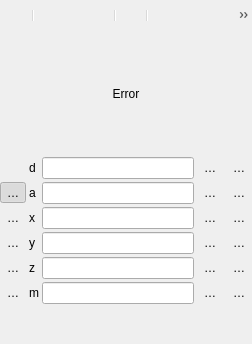
Above: src/ui/qgsadvanceddigitizingdockwidgetbase.ui from qgis/QGIS before the change. Below: the same form after it.
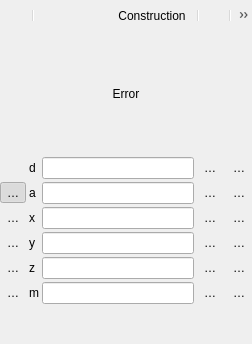
That is the form after the change. Icons and pictures are not drawn. Custom widgets are drawn as their Qt base class.

Commit message: [advanced digitizing] Add circles intersection digitizing tool

What changed in the file:
```diff
--- a/src/ui/qgsadvanceddigitizingdockwidgetbase.ui
+++ b/src/ui/qgsadvanceddigitizingdockwidgetbase.ui
@@ -46,12 +46,13 @@
       <addaction name="mConstructionModeAction"/>
       <addaction name="mParallelAction"/>
       <addaction name="mPerpendicularAction"/>
+      <addaction name="mConstructionAction"/>
+      <addaction name="separator"/>
+      <addaction name="mCirclesIntersectionAction"/>
       <addaction name="separator"/>
       <addaction name="mSettingsAction"/>
       <addaction name="separator"/>
       <addaction name="mFloaterAction"/>
-      <addaction name="separator"/>
-      <addaction name="mConstructionAction"/>
      </widget>
     </item>
     <item>
@@ -605,6 +606,15 @@
      <string/>
     </property>
    </action>
+   <action name="mCirclesIntersectionAction">
+    <property name="checkable">
+     <bool>true</bool>
+    </property>
+    <property name="icon">
+     <iconset resource="../../images/images.qrc">
+      <normaloff>:/images/themes/default/cadtools/circlesintersection.svg</normaloff>:/images/themes/default/cadtools/circlesintersection.svg</iconset>
+    </property>
+   </action>
    <action name="mSettingsAction">
     <property name="icon">
      <iconset resource="../../images/images.qrc">
```
The commit also changes 16 other files.
